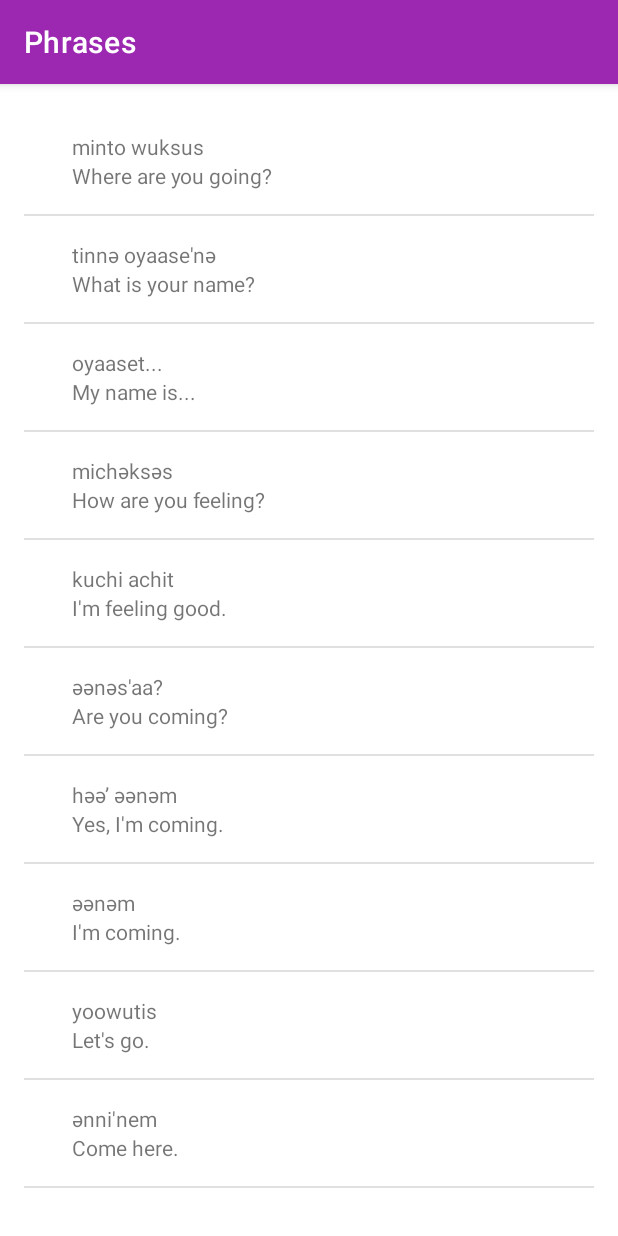
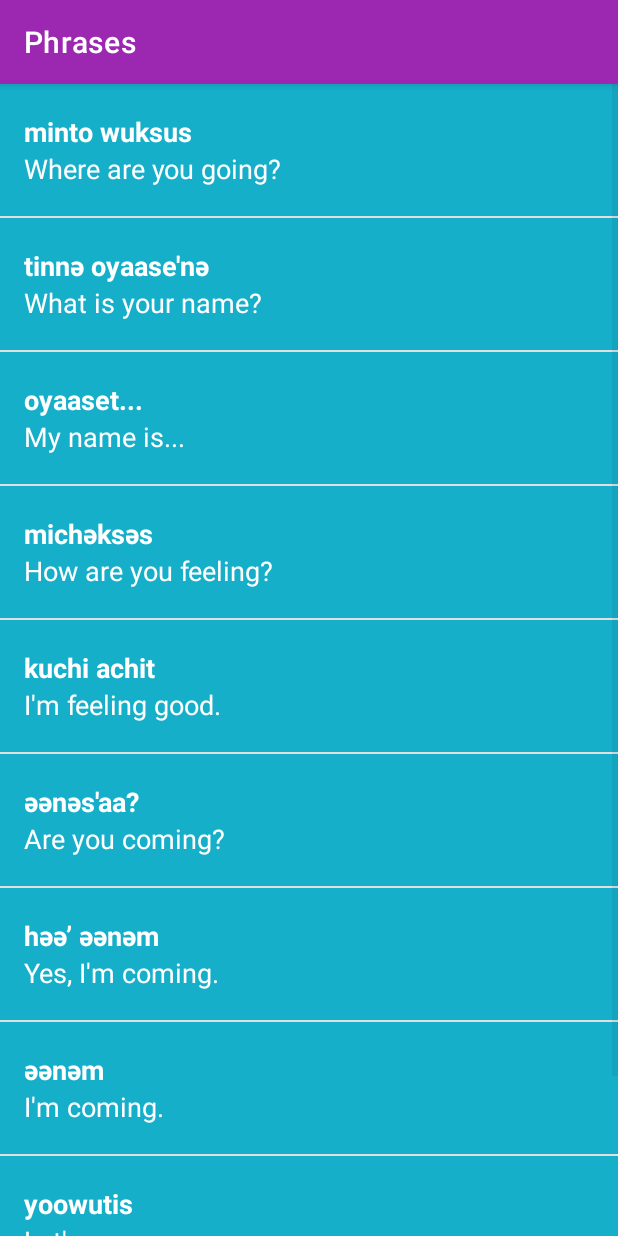
Before and after one commit to sandeep-sb/Miwok-language-app, an Android app: the PhrasesActivity screen opened directly, with no data from a screen before it, on a phone screen of 412 x 824 dp. Run offline under Robolectric (Android 15) with nearby library versions, the phone set to English and light mode, and no system bars.

Commit message:
Add files via upload

```diff
--- a/app/src/main/res/layout/list_item.xml
+++ b/app/src/main/res/layout/list_item.xml
@@ -4,30 +4,42 @@
     android:layout_width="match_parent"
     android:layout_height="match_parent"
     android:orientation="horizontal"
-    android:padding="16dp">
+    android:minHeight="@dimen/list_item_height"
+    android:background="@color/tan_background" >
 
     <ImageView
-        android:layout_width="wrap_content"
-        android:layout_height="wrap_content"
-        android:id="@+id/image_View"
-        android:src="@mipmap/ic_launcher" />
+        android:layout_width="@dimen/list_item_height"
+        android:layout_height="@dimen/list_item_height"
+        android:id="@+id/image_View"/>
 
     <LinearLayout
         android:layout_width="match_parent"
-        android:layout_height="wrap_content"
+        android:layout_height="@dimen/list_item_height"
         android:orientation="vertical"
+        android:id="@+id/text_layout"
         android:paddingLeft="16dp">
 
         <TextView
             android:id="@+id/miwok_text_view"
             android:layout_width="match_parent"
-            android:layout_height="wrap_content"
+            android:layout_height="0dp"
+            android:textStyle="bold"
+            android:gravity="bottom"
+            android:textColor="@android:color/white"
+            android:textAppearance="?android:textAppearance"
+            android:textSize="18sp"
+            android:layout_weight="1"
             tools:text="Miwok" />
 
         <TextView
             android:id="@+id/default_text_view"
             android:layout_width="match_parent"
-            android:layout_height="wrap_content"
+            android:layout_height="0dp"
+            android:textAppearance="?android:textAppearance"
+            android:textColor="@android:color/white"
+            android:layout_weight="1"
+            android:gravity="top"
+            android:textSize="18sp"
             tools:text="English" />
     </LinearLayout>
 
--- a/app/src/main/res/layout/word_list.xml
+++ b/app/src/main/res/layout/word_list.xml
@@ -4,8 +4,4 @@
     android:id="@+id/list"
     android:orientation="vertical"
     android:layout_width="match_parent"
-    android:layout_height="match_parent"
-    android:paddingBottom="@dimen/activity_vertical_margin"
-    android:paddingLeft="@dimen/activity_horizontal_margin"
-    android:paddingRight="@dimen/activity_horizontal_margin"
-    android:paddingTop="@dimen/activity_vertical_margin"/>
+    android:layout_height="match_parent"/>
```
